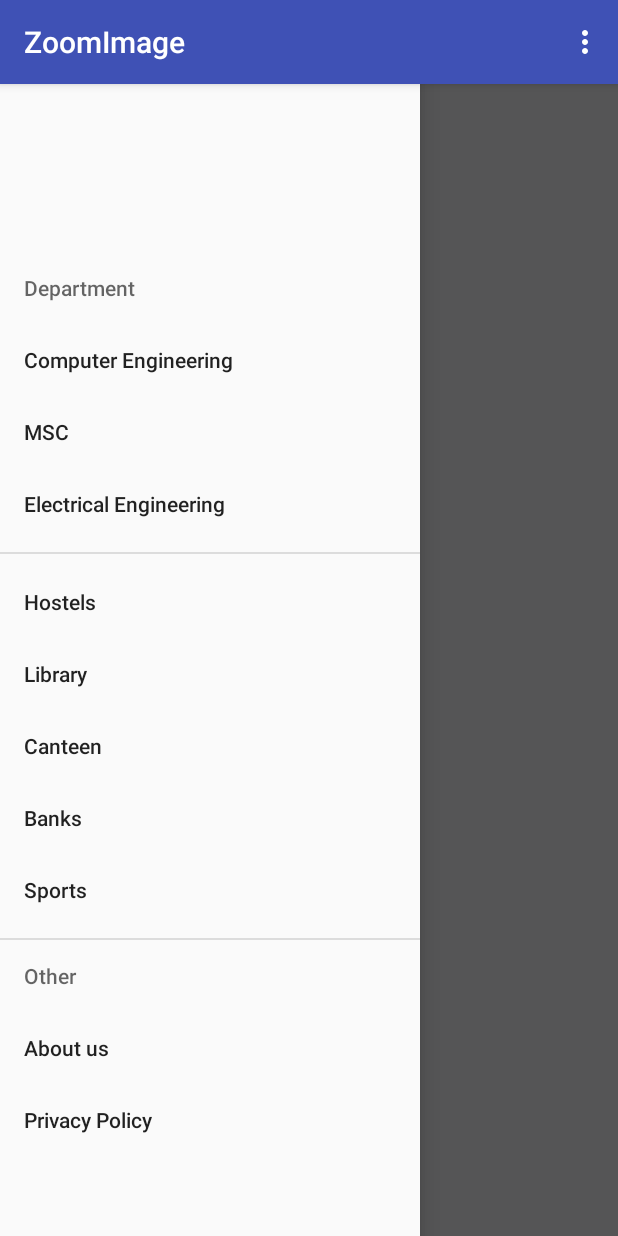
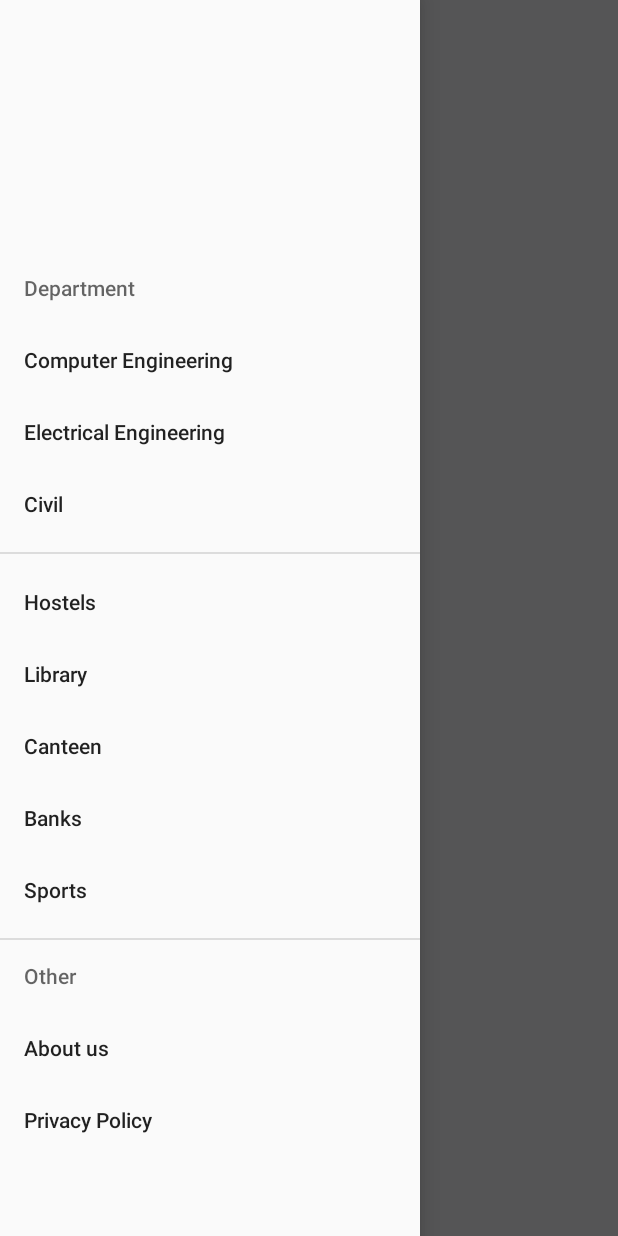
Before and after one commit to sim017/instisvnit, an Android app: the screen it shows after launch (ZoomImage), with the side drawer open, on a phone screen of 412 x 824 dp. Run offline under Robolectric (Android 15) with nearby library versions, the phone set to English and light mode, and no system bars.

Commit message:
added map and drawer

```diff
--- a/app/src/main/java/app/com/example/simran/zoomimage/ZoomImage.java
+++ b/app/src/main/java/app/com/example/simran/zoomimage/ZoomImage.java
@@ -1,6 +1,7 @@
 package app.com.example.simran.zoomimage;
 
 import android.content.res.Configuration;
+import android.graphics.Color;
 import android.os.Bundle;
 import android.os.Handler;
 import android.support.design.widget.FloatingActionButton;
@@ -18,6 +19,8 @@ import android.widget.AdapterView;
 import android.widget.ArrayAdapter;
 import android.widget.ListView;
 import android.widget.RelativeLayout;
+import android.widget.TextView;
+import android.widget.Toast;
 
 
 public class ZoomImage extends AppCompatActivity {
@@ -32,25 +35,30 @@ public class ZoomImage extends AppCompatActivity {
     private NavigationView navigationView;
     private View navHeader;
     private Toolbar toolbar;
+    private int count=0;
     public static int navItemIndex = 0;
 
     private Handler mHandler;
     private FloatingActionButton fab;
+    private ZoomImageView imageView;
 
     protected void onCreate(Bundle savedInstanceState) {
         super.onCreate(savedInstanceState);
         setContentView(R.layout.activity_zoom_image);
         toolbar = (Toolbar) findViewById(R.id.toolbar);
+        toolbar.setTitle("Anas");
+        setSupportActionBar(toolbar);
 
-      //  setSupportActionBar(toolbar);
+
         //((AppCompatActivity)this).getSupportActionBar().setTitle("Home");
        // getSupportActionBar().setTitle("title");
 
-     //   ((AppCompatActivity)getActivity()).setSupportActionBar();
-       // getSupportActionBar().setDisplayHomeAsUpEnabled(true);
-        //getSupportActionBar().setHomeButtonEnabled(true);
-        //setSupportActionBar(toolbar);
-        //getSupportActionBar().setHomeAsUpIndicator(R.drawable.ic_list);
+       // ((AppCompatActivity)getActivity()).setSupportActionBar();
+       // getSupportActionBar().setDisplayHomeAsUpEnabled(true)
+       // getSupportActionBar().setHomeButtonEnabled(true);
+       // setSupportActionBar(toolbar);
+       //getSupportActionBar().setHomeAsUpIndicator(R.drawable.ic_list);
+
 
         mHandler = new Handler();
         mDrawerLayout = (DrawerLayout) findViewById(R.id.drawer_layout);
@@ -63,11 +71,12 @@ public class ZoomImage extends AppCompatActivity {
 
         mRelativeLayout  = (RelativeLayout) findViewById(R.id.relative_layout);
 
-        ZoomImageView imageView = new ZoomImageView(this, getWindow()
-                .getWindowManager().getDefaultDisplay().getOrientation());
+         imageView = new ZoomImageView(this, getWindow()
+                .getWindowManager().getDefaultDisplay().getOrientation(),count);
 
         imageView.setImage(this.getResources().getDrawable(R.drawable.temp),
-                this);
+               this);
+
 
         // ZoomImageView v=new ZoomImageView(this,getWindow().getWindowManager().getDefaultDisplay().getOrientation());
         // v.setImage(this.getResources().getDrawable(R.drawable.marker),this);
@@ -83,6 +92,7 @@ public class ZoomImage extends AppCompatActivity {
         //loadNavHeader();
 
         // initializing navigation menu
+     //  selectItem(0);
         setUpNavigationView();
         mRelativeLayout.addView(imageView);
     }
@@ -104,20 +114,28 @@ public class ZoomImage extends AppCompatActivity {
             // This method will trigger on item Click of navigation menu
             @Override
             public boolean onNavigationItemSelected(MenuItem menuItem) {
-
+                Toast.makeText(getBaseContext(), "clicking navigation view", Toast.LENGTH_SHORT).show();
                 //Check to see which item was being clicked and perform appropriate action
+                Toast.makeText(getBaseContext(), "menuItme"+menuItem.getItemId(), Toast.LENGTH_SHORT).show();
+                Toast.makeText(getBaseContext(), R.id.nav_hostel+"Hello", Toast.LENGTH_SHORT).show();
                 switch (menuItem.getItemId()) {
                     //Replacing the main content with ContentFragment Which is our Inbox View;
                     case R.id.nav_department:
                         navItemIndex = 0;
+                        //Toast.makeText(getBaseContext(), "index"+navItemIndex, Toast.LENGTH_SHORT).show();
+
                         //CURRENT_TAG = TAG_HOME;
                         break;
                     case R.id.nav_hostel:
                         navItemIndex = 1;
+                        //Toast.makeText(getBaseContext(), "index"+navItemIndex, Toast.LENGTH_SHORT).show();
+                        selectItem(navItemIndex);
                         //CURRENT_TAG = TAG_PHOTOS;
                         break;
                     case R.id.nav_library:
                         navItemIndex = 2;
+                        //Toast.makeText(getBaseContext(), "index"+navItemIndex, Toast.LENGTH_SHORT).show();
+                        selectItem(navItemIndex);
                        // CURRENT_TAG = TAG_MOVIES;
                         break;
                     case R.id.nav_canteen:
@@ -159,12 +177,18 @@ public class ZoomImage extends AppCompatActivity {
                 return true;
             }
         });
-        ActionBarDrawerToggle actionBarDrawerToggle = new ActionBarDrawerToggle(this, mDrawerLayout,toolbar, R.string.openDrawer, R.string.closeDrawer) {
+        mDrawerToggle = new ActionBarDrawerToggle(this,                  /* host Activity */
+                mDrawerLayout,         /* DrawerLayout object */
+                R.string.drawer_open,  /* "open drawer" description */
+                R.string.drawer_close  /* "close drawer" description */
+        );
+        ActionBarDrawerToggle mDrawerToggle = new ActionBarDrawerToggle(this, mDrawerLayout,toolbar, R.string.openDrawer, R.string.closeDrawer) {
             public void onDrawerClosed(View drawerView) {
                 // Code here will be triggered once the drawer closes as we dont want anything to happen so we leave this blank
 
                 super.onDrawerClosed(drawerView);
             }
+
 
             @Override
             public void onDrawerSlide(View drawerView, float slideOffset) {
@@ -178,6 +202,28 @@ public class ZoomImage extends AppCompatActivity {
                 super.onDrawerOpened(drawerView);
             }
         };
+        ActionBarDrawerToggle actionBarDrawerToggle = new ActionBarDrawerToggle(this, mDrawerLayout,toolbar, R.string.openDrawer, R.string.closeDrawer) {
+            public void onDrawerClosed(View drawerView) {
+                // Code here will be triggered once the drawer closes as we dont want anything to happen so we leave this blank
+
+                super.onDrawerClosed(drawerView);
+            }
+
+
+            @Override
+            public void onDrawerSlide(View drawerView, float slideOffset) {
+                super.onDrawerSlide(drawerView, slideOffset);
+                invalidateOptionsMenu();
+            }
+
+            @Override
+            public void onDrawerOpened(View drawerView) {
+                // Code here will be triggered once the drawer open as we dont want anything to happen so we leave this blank
+                super.onDrawerOpened(drawerView);
+                navigationView.bringToFront();
+                mDrawerLayout.requestLayout();
+            }
+        };
         //Setting the actionbarToggle to drawer layout
         mDrawerLayout.setDrawerListener(actionBarDrawerToggle);
 
@@ -188,11 +234,12 @@ public class ZoomImage extends AppCompatActivity {
     public void onBackPressed() {
         if (mDrawerLayout.isDrawerOpen(GravityCompat.START)) {
             mDrawerLayout.closeDrawers();
+            Toast.makeText(getBaseContext(), "clicking textview", Toast.LENGTH_SHORT).show();
             return;
+
         }
         super.onBackPressed();
     }
-
 
    /* mTitle = mDrawerTitle = getTitle();
         //mPlanetTitles = getResources().getStringArray(R.array.planet_titles);
@@ -241,12 +288,12 @@ public class ZoomImage extends AppCompatActivity {
 
 
 
-  /* @Override
+   @Override
     protected void onPostCreate(Bundle savedInstanceState) {
-        super.onPostCreate(savedInstanceState);
-        // Sync the toggle state after onRestoreInstanceState has occurred.
-        mDrawerToggle.syncState();
-    }*/
+       super.onPostCreate(savedInstanceState);
+       // Sync the toggle state after onRestoreInstanceState has occurred.
+       mDrawerToggle.syncState();
+   }
 
     @Override
     public void onConfigurationChanged(Configuration newConfig) {
@@ -259,6 +306,7 @@ public class ZoomImage extends AppCompatActivity {
         // Pass the event to ActionBarDrawerToggle, if it returns
         // true, then it has handled the app icon touch event
         if (mDrawerToggle.onOptionsItemSelected(item)) {
+            Toast.makeText(getBaseContext(), "option selected", Toast.LENGTH_SHORT).show();
             return true;
         }
         // Handle your other action bar items...
@@ -268,9 +316,41 @@ public class ZoomImage extends AppCompatActivity {
 
 
     private void selectItem(int position) {
-        mDrawerList.setItemChecked(position, true);
+       // mDrawerList.setItemChecked(position, true);
+        //Toast.makeText(getBaseContext(), "psoition"+position, Toast.LENGTH_SHORT).show();
         setTitle(mPlanetTitles[position]);
-        mDrawerLayout.closeDrawer(mDrawerList);
+        TextView tvUserName = (TextView) findViewById(R.id.content);
+
+        tvUserName.setShadowLayer(15, 0, 0, Color.RED);
+        switch (position) {
+            case 1:
+
+                tvUserName.setText("No event going on for now!!! "
+                        );
+                // mRelativeLayout.addView(R.id.relative_layout);
+                tvUserName.setVisibility(tvUserName.VISIBLE);
+                tvUserName.bringToFront();
+                count=count+1;
+                //imageView.callThis(this,2);
+                count=0;
+                //Toast.makeText(getBaseContext(), "inside hostel", Toast.LENGTH_SHORT).show();
+                break;
+
+            case 2:
+                //TextView tvUserName = (TextView) findViewById(R.id.nav_hostel);
+
+                tvUserName.setText("Library will be open on saturday only till 5");
+                // mRelativeLayout.addView(R.id.relative_layout);
+                tvUserName.setVisibility(tvUserName.VISIBLE);
+                tvUserName.bringToFront();
+                //imageView.callThis(this,2);
+                // tvUserName.setText("My Name");
+                //Toast.makeText(getBaseContext(), "inside library", Toast.LENGTH_SHORT).show();
+                break;
+        }
+
+            mDrawerLayout.closeDrawers();
+
 
     }
 
@@ -280,6 +360,7 @@ public class ZoomImage extends AppCompatActivity {
 
         if (navItemIndex == 0) {
             getMenuInflater().inflate(R.menu.menu_main, menu);
+            //Toast.makeText(getBaseContext(), "menu1", Toast.LENGTH_SHORT).show();
         }
 
         // when fragment is notifications, load the menu created for notifications
--- a/app/src/main/java/app/com/example/simran/zoomimage/ZoomImageView.java
+++ b/app/src/main/java/app/com/example/simran/zoomimage/ZoomImageView.java
@@ -3,11 +3,9 @@ package app.com.example.simran.zoomimage;
 import android.app.Activity;
 import android.content.Context;
 import android.graphics.Bitmap;
-import android.graphics.BitmapFactory;
 import android.graphics.Canvas;
 import android.graphics.drawable.BitmapDrawable;
 import android.graphics.drawable.Drawable;
-import android.util.Log;
 import android.view.GestureDetector;
 import android.view.MotionEvent;
 import android.view.View;
@@ -20,7 +18,7 @@ import android.widget.FrameLayout;
  */
 public class ZoomImageView extends View implements GestureDetector.OnGestureListener {
 
-    private static final int SCALING_FACTOR = 50;
+    private static final int SCALING_FACTOR = 150;
     private final int LANDSCAPE = 1;
     private GestureDetector gestureDetector;
     private Drawable image = null;
@@ -29,16 +27,31 @@ public class ZoomImageView extends View implements GestureDetector.OnGestureList
     private int orientation;
     private int zoomCtr = 0;
     private long lastTouchTime = 0;
+    int anas=0;
+    Context hi;
+    int sx=30,sy=40;
     private int winX, winY, imageX, imageY, scrollX = 0, scrollY = 0, left,
             top, bottom, right;
+    Canvas canvas1;
 
-    public ZoomImageView(Context context, int orientation) {
+    public ZoomImageView(Context context, int orientation,int no) {
         super(context);
         setLayoutParams(new FrameLayout.LayoutParams(FrameLayout.LayoutParams.FILL_PARENT,
                 FrameLayout.LayoutParams.FILL_PARENT));
         this.orientation = orientation;
+        //Toast.makeText(context,no+"Yo" +anas, Toast.LENGTH_SHORT).show();
         gestureDetector = new GestureDetector(this);
     }
+
+
+  public void callThis(Context context,int hi)
+  {   anas=hi;
+      int cnt=0;
+
+      //Toast.makeText(,hi+"Yo" , Toast.LENGTH_SHORT).show();
+     // Toast.makeText(context,"Yo" +anas, Toast.LENGTH_SHORT).show();
+
+  }
 
 
     public void setImage(Drawable bitmap, Activity activity) {
@@ -85,35 +98,51 @@ public class ZoomImageView extends View implements GestureDetector.OnGestureList
      */
     @Override
     protected void onDraw(Canvas canvas) {
-        //super.onDraw(canvas);
+        super.onDraw(canvas);
 
         if (image == null)
             return;
         int count=0;
-        image.setBounds(left + scrollX, top + scrollY, right + scrollX, bottom
-                + scrollY);
+ {
+    image.setBounds(left + scrollX, top + scrollY, right + scrollX, bottom
+            + scrollY);
+      /*{
+         image.draw(canvas);
+         image.setBounds(left + scrollX + 1, top + scrollY, right + scrollX, bottom
+                 + scrollY);
+         image.draw(canvas);
+         image.setBounds(left + scrollX + 1, top + scrollY, right + scrollX, bottom
+                 + scrollY);
+         image.draw(canvas);
+         image.setBounds(left + scrollX + 1, top + scrollY, right + scrollX, bottom
+                 + scrollY);
+         image.draw(canvas);
+         image.setBounds(left + scrollX + 1, top + scrollY, right + scrollX, bottom
+                 + scrollY);
+         image.draw(canvas);
+         image.setBounds(left + scrollX + 1
+                 , top + scrollY, right + scrollX, bottom
+                 + scrollY);
+     }*/
+}
         image.draw(canvas);
 
-        Bitmap marker = BitmapFactory.decodeResource(getResources(),
-                R.drawable.marker);
-        count=count+1;
-        Log.i("OnDRAW", "onDraw1: **************************"+count);
-        canvas.drawBitmap(marker, 40, 40, null);
-        //Paint mPaint = new Paint();
-        //mPaint.setColor(Color.BLUE);
+
+
+
         //canvas.drawCircle(60, 60, 5, mPaint);
+
+
         count=count + 1;
-        Log.i("OnDRAW", "onDraw2: **************************"+count);
-        //super.onDraw(canvas);
+
 
         count=count+1;
-        Log.i("OnDRAW", "onDraw3: **************************"+count);
+
         //canvas.restore();
         count=count+1;
-        Log.i("OnDRAW", "onDraw4: **************************"+count);
+
         super.onDraw(canvas);
         count++;
-        Log.i("OnDRAW", "onDraw5: **************************"+count);
 
 
     }
@@ -144,6 +173,8 @@ public class ZoomImageView extends View implements GestureDetector.OnGestureList
         } else if (scrollY + bottom < winY) {
             scrollY = winY - bottom;
         }
+      //  anas=5;
+       // Toast.makeText(hi,anas+"Yo" +anas+"Yo" +anas, Toast.LENGTH_SHORT).show();
         invalidate();
     }
 
@@ -171,6 +202,8 @@ public class ZoomImageView extends View implements GestureDetector.OnGestureList
         if (zoomCtr == 0)
             return false;
         scroll((int) (e2.getX() - e1.getX()), (int) (e2.getY() - e1.getY()));
+        //scroll(100,150);
+
         return true;
     }
 
@@ -181,6 +214,8 @@ public class ZoomImageView extends View implements GestureDetector.OnGestureList
             return;
         }
         zoomCtr--;
+
+
         zoomOut();
     }
 
@@ -205,6 +240,14 @@ public class ZoomImageView extends View implements GestureDetector.OnGestureList
     @Override
     public boolean onSingleTapUp(MotionEvent e) {
         // TODO Auto-generated method stub
+        //scroll();
+      //  Bitmap imageView = BitmapFactory.decodeResource(getResources(),
+        //        R.drawable.marker);
+        //int[] location = new int[2];
+       // imageView.getLocationOnScreen(location);
+
+        //int x = location[0];
+        //int y = location[1];
         return true;
     }
 }
--- a/app/src/main/res/layout/activity_zoom_image.xml
+++ b/app/src/main/res/layout/activity_zoom_image.xml
@@ -48,12 +48,31 @@
         app:headerLayout="@layout/nav_drawer"
         android:divider="@android:color/black"
         android:dividerHeight="0dp"
-        app:menu="@menu/menu_main" />
+        app:menu="@menu/menu_main">
+        </android.support.design.widget.NavigationView>
+
     <RelativeLayout
         xmlns:android="http://schemas.android.com/apk/res/android"
         android:id="@+id/relative_layout"
         android:layout_width="match_parent"
         android:layout_height="match_parent">
+        <TextView
+        android:layout_width="fill_parent"
+        android:layout_height="wrap_content"
+        android:id="@+id/content"
+        android:clipChildren="false"
+        android:textStyle="bold"
+        android:textSize="22dp"
+        android:textColor="#FFFFFF"
+        android:visibility="invisible"
+        android:padding="10dp"
+        android:background="#336699"
+        android:shadowColor="#000000"
+        android:shadowDx="1"
+        android:shadowDy="1"
+        android:shadowRadius="1"
+        android:layout_gravity="bottom" android:layout_alignParentBottom="true"/>
+
         </RelativeLayout>
 
 </android.support.v4.widget.DrawerLayout>
--- a/app/src/main/res/layout/nav_drawer.xml
+++ b/app/src/main/res/layout/nav_drawer.xml
@@ -27,10 +27,7 @@
             android:paddingTop="@dimen/nav_header_vertical_spacing"
             android:textAppearance="@style/TextAppearance.AppCompat.Body1" />
 
-        <TextView
-            android:id="@+id/website"
-            android:layout_width="wrap_content"
-            android:layout_height="wrap_content" />
+         />
 
     </LinearLayout>
 </RelativeLayout>
--- a/app/src/main/res/menu/menu_main.xml
+++ b/app/src/main/res/menu/menu_main.xml
@@ -5,23 +5,23 @@
 
 
     <group android:checkableBehavior="single">
-        <item
-            android:id="@+id/nav_department"
 
-            android:title="@string/nav_department" >
-        <menu>
-            <group>
-                <item
-                    android:title="Computer Engineering"></item>
-                <item
-                    android:title="MSC"></item>
-                <item
-                    android:title="Electrical Engineering"></item>
+        <item android:title="Department"
+            android:id="@+id/nav_department">
+            <menu>
+                <group
+                    android:id="@+id/CompDept"
+                    android:checkableBehavior="single"
+                    >
+                    <item android:title="Computer Engineering" />
+                    <item android:title="Electrical Engineering" />
+                    <item android:title="Civil" />
 
-            </group>
-        </menu>
+                </group>
+            </menu>
+        </item>
 
-        </item>
+
         <item
             android:id="@+id/nav_hostel"
 
--- /dev/null
+++ b/app/src/main/res/values/array.xml
@@ -0,0 +1,12 @@
+<?xml version="1.0" encoding="utf-8"?>
+<resources>
+    <array name="nav_item_activity_titles">
+        <item>Department</item>
+        <item>Hostels</item>
+        <item>Library</item>
+        <item>Canteen</item>
+        <item>Banks</item>
+        <item>Sports</item>
+
+    </array>
+</resources>
--- a/app/src/main/res/values/strings.xml
+++ b/app/src/main/res/values/strings.xml
@@ -1,10 +1,7 @@
 <resources>
     <string name="app_name">ZoomImage</string>
-    <string-array name="planet_titles">
-        <item name="mercury"> Mercury</item>
-        <item name="venus">Venus</item>
-        <item name="earth">Earth</item>
-    </string-array>
+
+
 
     <string name="action_settings">Settings</string>
     <string name="drawer_open">Drawer open</string>
@@ -17,7 +14,7 @@
         <string name="closeDrawer">close_drawer</string>
 
         <!-- Navigation Drawer menu labels -->
-        <string name="nav_department">Department</string>
+        <string name="nav_department">Departments</string>
         <string name="nav_hostel">Hostels</string>
         <string name="nav_library">Library</string>
         <string name="nav_canteen">Canteen</string>
@@ -25,15 +22,7 @@
         <string name="nav_sports">Sports</string>
 
         <!-- Toolbar titles when navigation menu item is selected -->
-        <string-array name="nav_item_activity_titles">
-            <item>Department</item>
-            <item>Hostels</item>
-            <item>Library</item>
-            <item>Canteen</item>
-            <item>Banks</item>
-            <item>Sports</item>
 
-        </string-array>
 
         <string name="activity_title_about_us">About Us</string>
         <string name="activity_title_privacy_policy">Privacy Policy</string>
--- a/app/src/main/res/values/styles.xml
+++ b/app/src/main/res/values/styles.xml
@@ -1,7 +1,7 @@
 <resources>
 
     <!-- Base application theme. -->
-    <style name="AppTheme" parent="Theme.AppCompat.Light.DarkActionBar">
+    <style name="AppTheme" parent="Theme.AppCompat.Light.NoActionBar">
         <!-- Customize your theme here. -->
         <item name="colorPrimary">@color/colorPrimary</item>
         <item name="colorPrimaryDark">@color/colorPrimaryDark</item>
```
Also changed, not shown: 1 other file.
